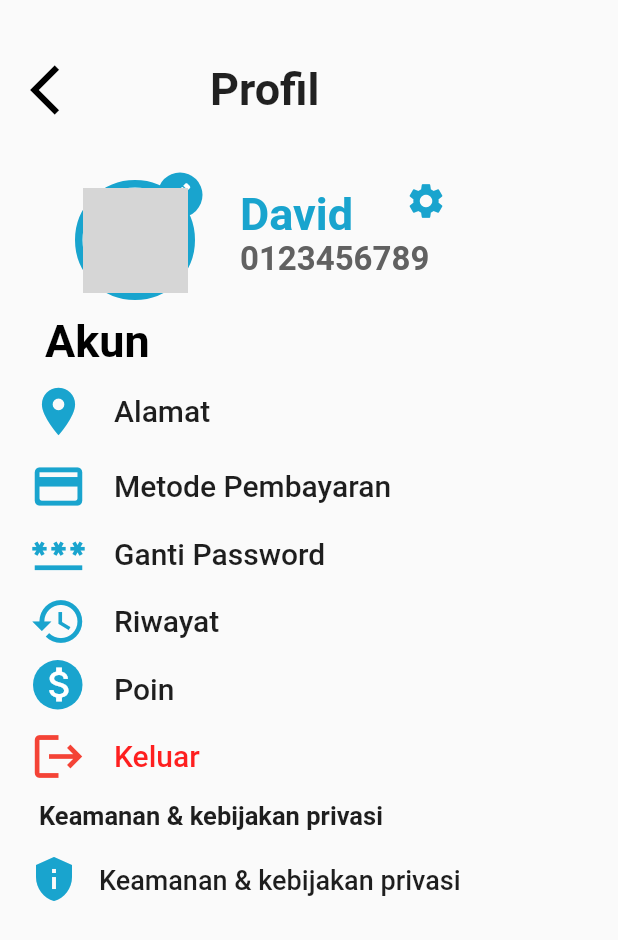
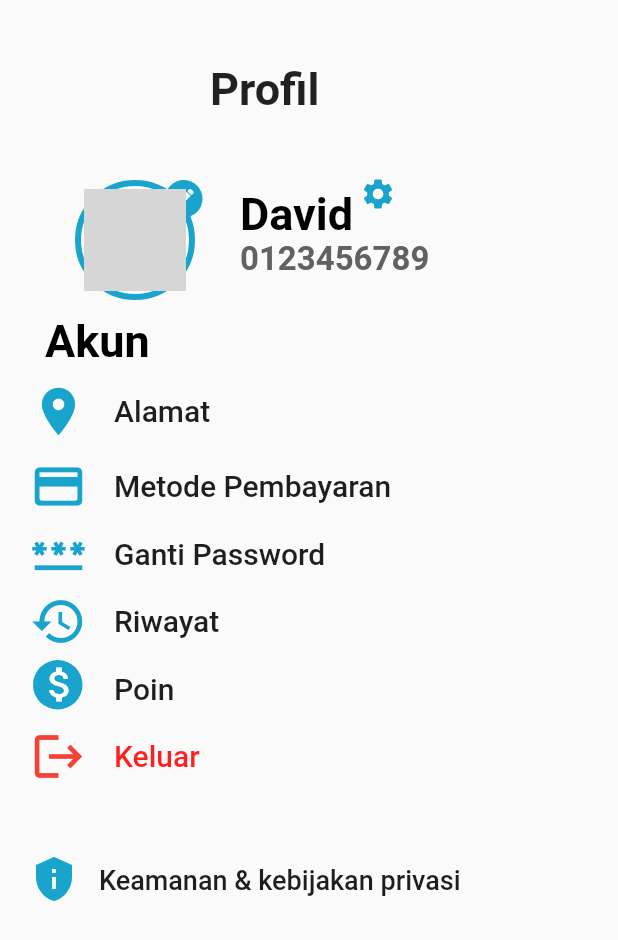
Before and after one commit to nouvosajja/Zuki-Laundry, a Flutter app: the profile screen opened directly, on a phone screen of 412 x 824 dp. Shown: the top 940 px of the screen. Run offline on Flutter 3.47's test engine with Material 2 defaults, Android fonts, the light colour scheme and no system bars; our stand-ins replace grouped_list, iconly, shared_preferences; accounts and stored records are empty; grey boxes are pictures that could not be loaded.

Commit message:
[NC] fix?

```diff
--- a/lib/Guest/homepage_guest.dart
+++ b/lib/Guest/homepage_guest.dart
@@ -40,7 +40,9 @@ class _HomePageState extends State<HomePage_guest> {
                               "Selamat datang di Zuki Laundry!",
                               maxLines: 2,
                               style: TextStyle(
-                                  fontWeight: FontWeight.bold, fontSize: 22),
+                                  fontWeight: FontWeight.bold, fontSize: 22,
+                                  fontFamily: 'Poppins',
+                                  ),
                             ),
                           ),
                           Padding(
--- a/lib/Home/homepage.dart
+++ b/lib/Home/homepage.dart
@@ -40,7 +40,8 @@ class _HomePageState extends State<HomePage> {
                               "Selamat datang di Zuki Laundry!",
                               maxLines: 2,
                               style: TextStyle(
-                                  fontWeight: FontWeight.bold, fontSize: 22),
+                                  fontWeight: FontWeight.bold, fontSize: 22,
+                                  fontFamily: 'Poppins'),
                             ),
                           ),
                           Padding(
--- a/lib/Widgets/paket.global.dart
+++ b/lib/Widgets/paket.global.dart
@@ -1,6 +1,6 @@
 import 'package:flutter/material.dart';
-import 'package:zuki_laundry/DetailPage/detailKilat.dart';
-import 'package:zuki_laundry/DetailPage/detailreguler.dart';
+import 'package:zuki_laundry/Home/DetailPage/detailKilat.dart';
+import 'package:zuki_laundry/Home/DetailPage/detailReguler.dart';
 
 class Paket extends StatelessWidget {
   const Paket({super.key});
--- a/lib/beforeLogin.dart
+++ b/lib/beforeLogin.dart
@@ -70,7 +70,7 @@ class _before_loginState extends State<before_login> {
                 "Masuk atau daftarkan akun \nanda disini",
                 textAlign: TextAlign.center,
                 maxLines: 3,
-                style: TextStyle(fontWeight: FontWeight.w600, fontSize: 15),
+                style: TextStyle(fontWeight: FontWeight.w600, fontSize: 18),
               ),
             ),
           ),
--- a/lib/profile/profile.dart
+++ b/lib/profile/profile.dart
@@ -28,21 +28,6 @@ class _profileState extends State<profile> {
             Container(height: 140, width: double.infinity),
             Column(crossAxisAlignment: CrossAxisAlignment.start, children: const []),
             Padding(
-              padding: const EdgeInsets.only(top: 40, left: 20),
-              child: Material(
-                child: InkWell(
-                  onTap: () {
-                    Navigator.push(
-                      context,
-                      MaterialPageRoute(builder: (context) => const bottom_nav()),
-                    );
-                  },
-                  child: const Icon(Icons.arrow_back_ios,
-                      size: 40, color: Color.fromARGB(255, 0, 0, 0)),
-                ),
-              ),
-            ),
-            Padding(
               padding: const EdgeInsets.only(top: 42, left: 140),
               child: Container(
                 width: 290,
@@ -59,19 +44,20 @@ class _profileState extends State<profile> {
                     decoration: BoxDecoration(
                         borderRadius: BorderRadius.circular(50.0),
                         border: Border.all(
-                          width: 5,
+                          width: 4,
                           color: const Color.fromRGBO(25, 164, 206, 1),
                         )),
                     width: 80,
                     height: 80,
-                    child: Image.asset("asset/image/profile.png")),
+                    child: Image.asset("asset/image/profile.png"),
+                    padding: EdgeInsets.all(2),),
               ),
             ),
             Padding(
-              padding: const EdgeInsets.only(top: 115, left: 105),
+              padding: const EdgeInsets.only(top: 120, left: 110),
               child: Container(
-                width: 30,
-                height: 30,
+                width: 25,
+                height: 25,
                 decoration: const BoxDecoration(
                   shape: BoxShape.circle,
                   color: Color.fromRGBO(25, 164, 206, 1),
@@ -79,9 +65,9 @@ class _profileState extends State<profile> {
               ),
             ),
             const Padding(
-              padding: EdgeInsets.only(top: 120, left: 111),
+              padding: EdgeInsets.only(top: 124, left: 115),
               child: Icon(Icons.edit_rounded,
-                  size: 18, color: Color.fromARGB(255, 255, 255, 255)),
+                  size: 16, color: Color.fromARGB(255, 255, 255, 255)),
             ),
             const Padding(
               padding: EdgeInsets.only(top: 125, left: 160),
@@ -90,21 +76,20 @@ class _profileState extends State<profile> {
                 style: TextStyle(
                   fontWeight: FontWeight.bold,
                   fontSize: 30,
-                  color: Color.fromRGBO(25, 164, 206, 1),
+                  color: Colors.black,
                 ),
               ),
             ),
-            new Padding(
-              padding: const EdgeInsets.only(top: 110, left: 252),
+            Padding(
+              padding: const EdgeInsets.only(top: 105, left: 220),
               child: ElevatedButton(
                 style: ElevatedButton.styleFrom(
                     elevation: 0,
-                    backgroundColor: const Color.fromARGB(0, 0, 0, 0),
-                    foregroundColor: const Color.fromARGB(224, 0, 0, 0)),
+                    backgroundColor: const Color.fromARGB(0, 0, 0, 0)),
                 child: Container(
                   child: const Icon(
                     Icons.settings,
-                    size: 28,
+                    size: 24,
                     color: Color.fromRGBO(25, 164, 206, 1),
                   ),
                 ),
@@ -147,7 +132,7 @@ class _profileState extends State<profile> {
                 ),
               ),
             ),
-            new Padding(
+            Padding(
               padding: const EdgeInsets.only(top: 250, left: 60),
               child: ElevatedButton(
                 style: ElevatedButton.styleFrom(
@@ -178,7 +163,7 @@ class _profileState extends State<profile> {
                 ),
               ),
             ),
-            new Padding(
+            Padding(
               padding: const EdgeInsets.only(top: 300, left: 60),
               child: ElevatedButton(
                 style: ElevatedButton.styleFrom(
@@ -210,7 +195,7 @@ class _profileState extends State<profile> {
                 ),
               ),
             ),
-            new Padding(
+            Padding(
               padding: const EdgeInsets.only(top: 345, left: 60),
               child: ElevatedButton(
                 style: ElevatedButton.styleFrom(
@@ -241,7 +226,7 @@ class _profileState extends State<profile> {
                 ),
               ),
             ),
-            new Padding(
+            Padding(
               padding: const EdgeInsets.only(top: 390, left: 60),
               child: ElevatedButton(
                 style: ElevatedButton.styleFrom(
@@ -280,7 +265,7 @@ class _profileState extends State<profile> {
                     size: 30, color: Color.fromARGB(255, 255, 255, 255)),
               ),
             ),
-            new Padding(
+            Padding(
               padding: const EdgeInsets.only(top: 435, left: 60),
               child: ElevatedButton(
                 style: ElevatedButton.styleFrom(
@@ -307,7 +292,7 @@ class _profileState extends State<profile> {
                 child: const Icon(Icons.logout, size: 38, color: Colors.red),
               ),
             ),
-            new Padding(
+            Padding(
               padding: const EdgeInsets.only(top: 480, left: 60),
               child: ElevatedButton(
                 style: ElevatedButton.styleFrom(
@@ -331,23 +316,23 @@ class _profileState extends State<profile> {
                 },
               ),
             ),
-            new Padding(
-              padding: const EdgeInsets.only(top: 520, left: 10),
-              child: ElevatedButton(
-                style: ElevatedButton.styleFrom(
-                    elevation: 0,
-                    backgroundColor: const Color.fromARGB(0, 0, 0, 0),
-                    foregroundColor: const Color.fromARGB(224, 0, 0, 0)),
-                child: const Text(
-                  'Keamanan & kebijakan privasi',
-                  style: TextStyle(
-                    fontSize: 17,
-                    fontWeight: FontWeight.bold,
-                  ),
-                ),
-                onPressed: () {},
-              ),
-            ),
+            // new Padding(
+            //   padding: const EdgeInsets.only(top: 520, left: 10),
+            //   child: ElevatedButton(
+            //     style: ElevatedButton.styleFrom(
+            //         elevation: 0,
+            //         backgroundColor: const Color.fromARGB(0, 0, 0, 0),
+            //         foregroundColor: const Color.fromARGB(224, 0, 0, 0)),
+            //     child: const Text(
+            //       'Keamanan & kebijakan privasi',
+            //       style: TextStyle(
+            //         fontSize: 17,
+            //         fontWeight: FontWeight.bold,
+            //       ),
+            //     ),
+            //     onPressed: () {},
+            //   ),
+            // ),
             Padding(
               padding: const EdgeInsets.only(top: 570, left: 20),
               child: Container(
@@ -358,7 +343,7 @@ class _profileState extends State<profile> {
                 ),
               ),
             ),
-            new Padding(
+             Padding(
               padding: const EdgeInsets.only(top: 563, left: 50),
               child: ElevatedButton(
                 style: ElevatedButton.styleFrom(
--- a/pubspec.yaml
+++ b/pubspec.yaml
@@ -96,8 +96,7 @@ flutter:
     - family: Poppins
       fonts:
         - asset: asset/fonts/Poppins/Poppins-Regular.ttf
-        - asset: asset/fonts/Poppins/Poppins-Italic.ttf
-          style: italic
+        - asset: asset/fonts/Poppins/Poppins-Bold.ttf
           weight: 900
   #   - family: Trajan Pro
   #     fonts:
```
Also changed, not shown: lib/Guest/paket_guest.dart (+53 -37 lines), lib/Home/DetailPage/detailKilat.dart (renamed from lib/DetailPage/detailKilat.dart), lib/Home/DetailPage/detailReguler.dart (renamed from lib/DetailPage/detailReguler.dart).
